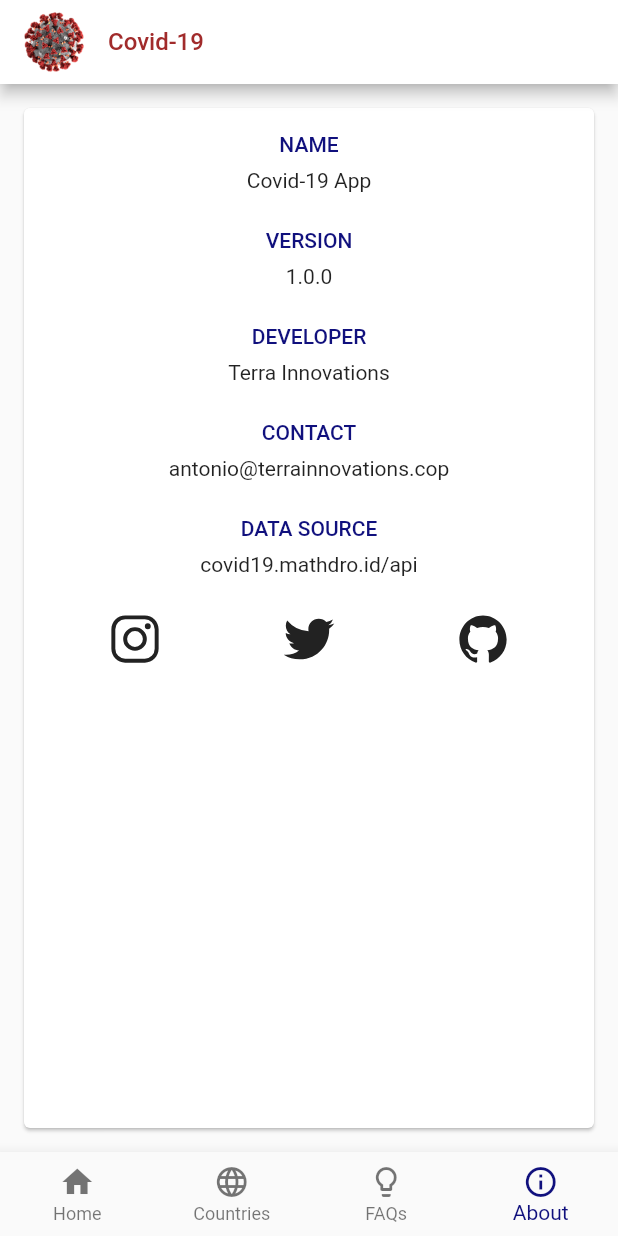
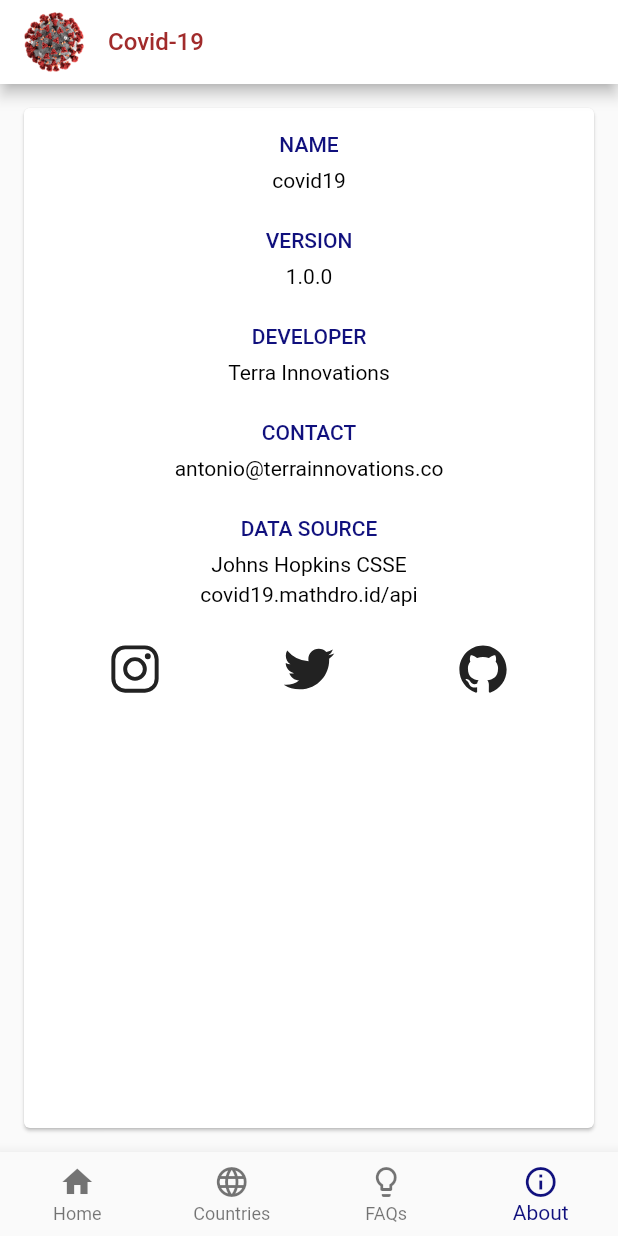
Before and after one commit to r0b0tt/covid19-app-flutter, a Flutter app: the screen it shows after launch, item 4 of the bottom bar chosen, on a phone screen of 412 x 824 dp. Run offline on Flutter 3.47's test engine with Material 2 defaults, Android fonts, the phone set to English and light mode, and no system bars; our stand-ins replace charts_flutter, equatable, flutter_bloc, flutter_icons, package_info; network calls fail.

Commit message:
feat/added hyperlinks in about screen

```diff
--- a/lib/screens/About.dart
+++ b/lib/screens/About.dart
@@ -1,11 +1,35 @@
+import 'dart:async';
+
 import 'package:covid19/assets/app_colors.dart';
 import 'package:flutter/material.dart';
 import 'package:flutter_icons/flutter_icons.dart';
+import 'package:package_info/package_info.dart';
+import 'package:url_launcher/url_launcher.dart';
 
-class About extends StatelessWidget {
+class About extends StatefulWidget {
+  @override
+  _AboutState createState() => _AboutState();
+}
+
+class _AboutState extends State<About> {
+  PackageInfo _packageInfo = PackageInfo(appName: "Unknown");
+
+  @override
+  void initState() {
+    super.initState();
+    _initPackageInfo();
+  }
+
+  Future<void> _initPackageInfo() async {
+    final PackageInfo info = await PackageInfo.fromPlatform();
+    setState(() {
+      _packageInfo = info;
+    });
+  }
+
   @override
   Widget build(BuildContext context) {
-    // TODO: implement build
+    print(_packageInfo.version);
     return SafeArea(
       child: Container(
         child: Column(
@@ -17,35 +41,90 @@ class About extends StatelessWidget {
                   padding: EdgeInsets.all(16),
                   child: ListView(
                     children: <Widget>[
-                      _Section("Name", "Covid-19 App"),
+                      _Section(
+                        title: "Name",
+                        text: _packageInfo.appName ?? "Covid-19 App",
+                      ),
                       SizedBox(
                         height: 24,
                       ),
-                      _Section("Version", "1.0.0"),
+                      _Section(
+                          title: "Version",
+                          text: _packageInfo.version ?? "1.0.0"),
                       SizedBox(
                         height: 24,
                       ),
-                      _Section("Developer", "Terra Innovations"),
+                      _Section(
+                          title: "Developer",
+                          text: "Terra Innovations",
+                          link: "https://terrainnovations.co"),
                       SizedBox(
                         height: 24,
                       ),
-                      _Section("Contact", "antonio@terrainnovations.cop"),
+                      _Section(
+                        title: "Contact",
+                        text: "antonio@terrainnovations.co",
+                      ),
                       SizedBox(
                         height: 24,
                       ),
-                      _Section("Data Source", "covid19.mathdro.id/api"),
+                      Column(
+                        children: <Widget>[
+                          Text(
+                            "DATA SOURCE",
+                            style: TextStyle(
+                              fontSize: 14,
+                              fontWeight: FontWeight.w500,
+                              color: AppColors.BLUE,
+                            ),
+                          ),
+                          SizedBox(
+                            height: 8,
+                          ),
+                          _TextLink(
+                            text: "Johns Hopkins CSSE",
+                            url:
+                                "https://systems.jhu.edu/research/public-health/ncov/",
+                          ),
+                          SizedBox(
+                            height: 4,
+                          ),
+                          _TextLink(
+                            text: "covid19.mathdro.id/api",
+                            url: "https://covid19.mathdro.id/api",
+                          ),
+                        ],
+                      ),
                       SizedBox(
                         height: 24,
                       ),
                       Row(
                         mainAxisAlignment: MainAxisAlignment.spaceAround,
                         children: <Widget>[
-                          Icon(
+                          InkWell(
+                            onTap: () => _launchUrl(
+                                "https://instagram.com/terra_innovations"),
+                            child: Icon(
                               Ionicons.logo_instagram,
                               size: 36,
                             ),
-                          Icon(Ionicons.logo_twitter, size: 36),
-                          Icon(Ionicons.logo_github, size: 36),
+                          ),
+                          InkWell(
+                            onTap: () =>
+                                _launchUrl("https://twitter.com/__r0b0t__"),
+                            child: Icon(
+                              Ionicons.logo_twitter,
+                              size: 36,
+                            ),
+                          ),
+                          InkWell(
+                            onTap: () => _launchUrl(
+                                "https://github.com/r0b0tt/covid19-app-flutter"),
+                            child: Icon(
+                              Ionicons.logo_github,
+                              size: 36,
+                            ),
+                          ),
                         ],
                       )
                     ],
@@ -63,12 +142,12 @@ class About extends StatelessWidget {
 class _Section extends StatelessWidget {
   final String title;
   final String text;
+  final String link;
 
-  _Section(this.title, this.text);
+  _Section({@required this.title, @required this.text, this.link});
 
   @override
   Widget build(BuildContext context) {
-    // TODO: implement build
     return Column(
       children: <Widget>[
         Text(
@@ -82,13 +161,50 @@ class _Section extends StatelessWidget {
         SizedBox(
           height: 8,
         ),
-        Text(
-          text,
+        link != null
+            ? _TextLink(
+                url: link,
+                text: text,
+              )
+            : Text(
+                this.text,
                 style: TextStyle(
                   fontSize: 14,
+                  color: Colors.black,
                 ),
               )
       ],
     );
   }
 }
+
+class _TextLink extends StatelessWidget {
+  final String url;
+  final String text;
+
+  _TextLink({@required this.text, @required this.url});
+
+  @override
+  Widget build(BuildContext context) {
+    return InkWell(
+      onTap: () => _launchUrl(url),
+      child: Text(
+        text,
+        style: TextStyle(
+          fontSize: 14,
+          color: Colors.black,
+        ),
+      ),
+    );
+  }
+}
+
+_launchUrl(String url) async {
+  if (await canLaunch(url)) {
+    await launch(
+      url,
+    );
+  } else {
+    throw 'Could not launch $url';
+  }
+}
--- a/pubspec.yaml
+++ b/pubspec.yaml
@@ -26,6 +26,8 @@ dependencies:
   http: 0.12.0+4
   flutter_bloc: 3.2.0
   intl: 0.16.1
+  package_info: 0.4.0+16
+  url_launcher: 5.4.2
 
   # The following adds the Cupertino Icons font to your application.
   # Use with the CupertinoIcons class for iOS style icons.
```
Also changed, not shown: pubspec.lock, 1 other file. Lines whose indentation alone changed are shown as unchanged.
